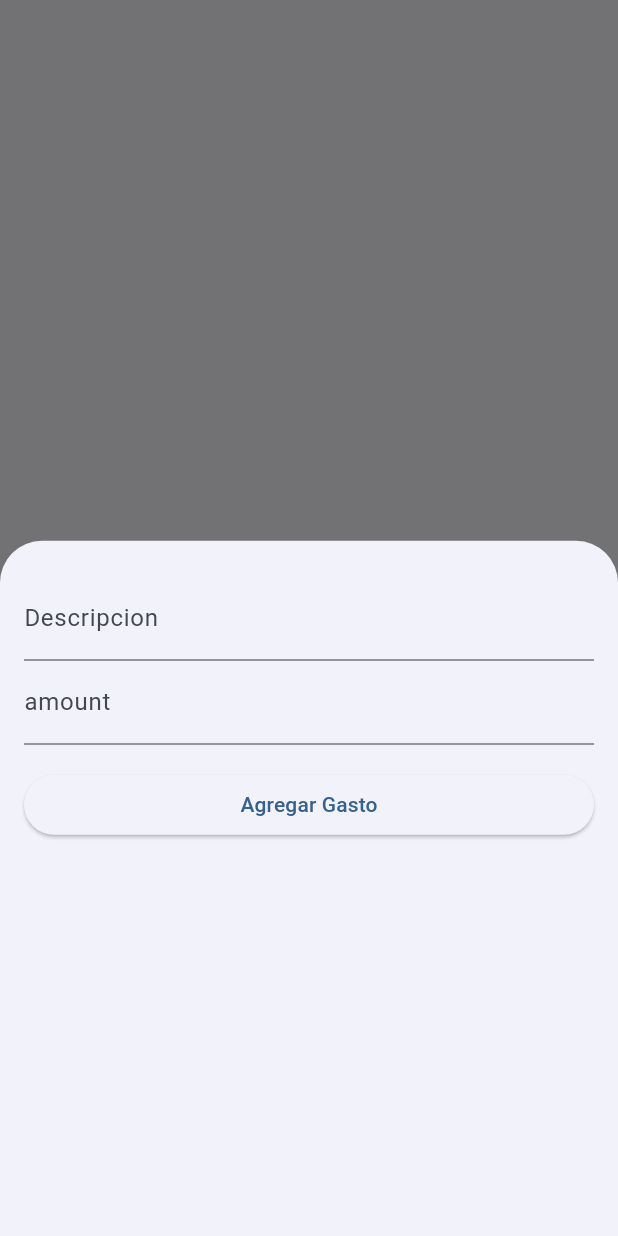
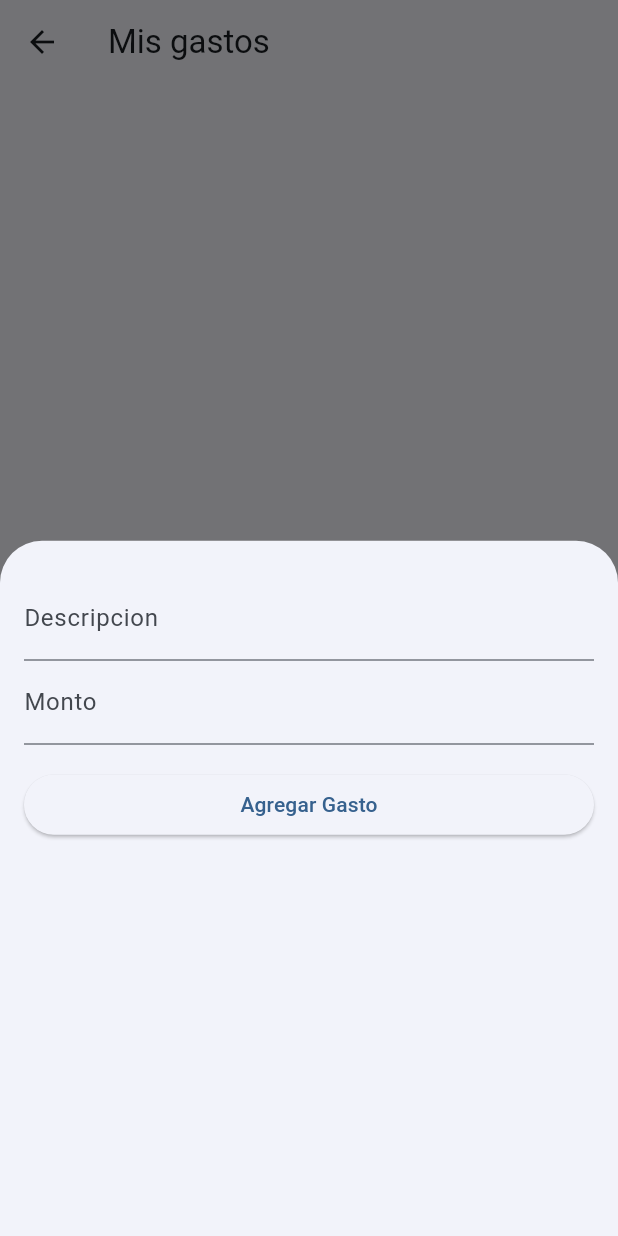
Before and after one commit to paulocrr/my_personal_expenses_app, a Flutter app: the HomePage screen opened directly, after a tap on the "add" icon, on a phone screen of 412 x 824 dp. Run offline on Flutter 3.47's test engine with Material 2 defaults, Android fonts, the phone set to English and light mode, and no system bars; our stand-ins replace cloud_firestore, firebase_auth, firebase_core, form_field_validator, google_sign_in, social_login_buttons; accounts and stored records are empty.

Commit message:
feat: Se termino la lista de gastos

```diff
--- a/lib/core/exceptions/exceptions.dart
+++ b/lib/core/exceptions/exceptions.dart
@@ -3,3 +3,5 @@ class LogInWithGoogleException implements Exception {}
 class LoginException implements Exception {}
 
 class SaveSpentException implements Exception {}
+
+class GetMyExpensesException implements Exception {}
--- a/lib/main.dart
+++ b/lib/main.dart
@@ -1,7 +1,6 @@
 import 'package:firebase_core/firebase_core.dart';
 import 'package:flutter/material.dart';
 import 'package:my_personal_expenses_app/firebase_options.dart';
-import 'package:my_personal_expenses_app/pages/login_page.dart';
 import 'package:my_personal_expenses_app/pages/splash_screen.dart';
 
 void main() async {
--- a/lib/pages/expenses_page.dart
+++ b/lib/pages/expenses_page.dart
@@ -1,7 +1,6 @@
-import 'dart:math';
-
 import 'package:flutter/material.dart';
 import 'package:form_field_validator/form_field_validator.dart';
+import 'package:intl/intl.dart';
 import 'package:my_personal_expenses_app/services/expenses_service.dart';
 
 class ExpensesPage extends StatefulWidget {
@@ -15,13 +14,61 @@ class _ExpensesPageState extends State<ExpensesPage> {
   final _formKey = GlobalKey<FormState>();
   final _descriptionController = TextEditingController();
   final _amountController = TextEditingController();
+  final expensesService = ExpensesService();
 
   @override
   Widget build(BuildContext context) {
     return Scaffold(
-      body: const Center(
-        child: Text('Gastos'),
+      appBar: AppBar(
+        title: const Text('Mis gastos'),
       ),
+      body: FutureBuilder(
+          future: expensesService.getMyExpenses(),
+          builder: (_, snapshot) {
+            if (snapshot.connectionState == ConnectionState.waiting) {
+              return const Center(
+                child: CircularProgressIndicator(),
+              );
+            } else if (snapshot.connectionState == ConnectionState.done) {
+              final data = snapshot.data;
+              if (data != null) {
+                return RefreshIndicator(
+                  onRefresh: () async {
+                    await expensesService.getMyExpenses();
+                    setState(() {});
+                  },
+                  child: ListView(
+                    children: [
+                      ...data.map(
+                        (spent) {
+                          final dateFormat = DateFormat('d, MMM y - H:m')
+                              .format(spent.createdAt);
+                          return ListTile(
+                            title: Text(spent.description),
+                            subtitle: Text(dateFormat),
+                            leading: Text(
+                              'S/ ${spent.amount.toStringAsFixed(2)}',
+                              style:
+                                  const TextStyle(fontWeight: FontWeight.bold),
+                            ),
+                            minLeadingWidth: 56,
+                          );
+                        },
+                      ).toList()
+                    ],
+                  ),
+                );
+              } else {
+                return const Center(
+                  child: Text('No hay data disponible'),
+                );
+              }
+            } else {
+              return const Center(
+                child: Text('Algo salio mal'),
+              );
+            }
+          }),
       floatingActionButton: FloatingActionButton(
         onPressed: () {
           showModalBottomSheet(
@@ -44,8 +91,7 @@ class _ExpensesPageState extends State<ExpensesPage> {
                         ),
                         TextFormField(
                           controller: _amountController,
-                          decoration:
-                              const InputDecoration(labelText: 'amount'),
+                          decoration: const InputDecoration(labelText: 'Monto'),
                           keyboardType: TextInputType.number,
                           validator: RequiredValidator(
                               errorText: 'Este campo es requerido'),
@@ -54,8 +100,6 @@ class _ExpensesPageState extends State<ExpensesPage> {
                         ElevatedButton(
                           onPressed: () async {
                             if (_formKey.currentState?.validate() ?? false) {
-                              final expensesService = ExpensesService();
-
                               try {
                                 await expensesService.saveSpent(
                                   description: _descriptionController.text,
@@ -70,6 +114,11 @@ class _ExpensesPageState extends State<ExpensesPage> {
                                       content: Text('Gasto guardado'),
                                     ),
                                   );
+
+                                  _descriptionController.clear();
+                                  _amountController.clear();
+
+                                  setState(() {});
                                 }
                               } catch (e) {
                                 ScaffoldMessenger.of(context).showSnackBar(
--- a/lib/pages/home_page.dart
+++ b/lib/pages/home_page.dart
@@ -1,7 +1,5 @@
 import 'package:flutter/material.dart';
 import 'package:my_personal_expenses_app/pages/expenses_page.dart';
-import 'package:my_personal_expenses_app/pages/login_page.dart';
-import 'package:my_personal_expenses_app/services/authentication_service.dart';
 
 class HomePage extends StatefulWidget {
   const HomePage({super.key});
@@ -11,7 +9,7 @@ class HomePage extends StatefulWidget {
 }
 
 class _HomePageState extends State<HomePage> {
-  final _listPages = [
+  final _listPages = const [
     ExpensesPage(),
     Text('Programar'),
     Text('Profile'),
--- a/lib/pages/login_page.dart
+++ b/lib/pages/login_page.dart
@@ -17,7 +17,7 @@ class LoginScreen extends StatelessWidget {
             onPressed: () async {
               try {
                 final authenticationService = AuthenticationService();
-                final user = await authenticationService.signInWithGoogle();
+                await authenticationService.signInWithGoogle();
 
                 if (context.mounted) {
                   Navigator.of(context).pushReplacement(
--- a/lib/services/expenses_service.dart
+++ b/lib/services/expenses_service.dart
@@ -7,6 +7,27 @@ import 'package:uuid/uuid.dart';
 class ExpensesService {
   final cloudFirestore = FirebaseFirestore.instance;
   final firebaseAuth = FirebaseAuth.instance;
+
+  Future<List<Spent>> getMyExpenses() async {
+    try {
+      final userId = firebaseAuth.currentUser?.uid;
+
+      if (userId != null) {
+        final result = await cloudFirestore
+            .collection('expenses')
+            .where('userId', isEqualTo: userId)
+            .get();
+
+        final documents = result.docs;
+
+        return documents.map((doc) => Spent.fromJson(doc.data())).toList();
+      } else {
+        throw GetMyExpensesException();
+      }
+    } catch (e) {
+      throw GetMyExpensesException();
+    }
+  }
 
   Future<void> saveSpent({
     required String description,
@@ -22,6 +43,7 @@ class ExpensesService {
           description: description,
           amount: amount,
           userId: userId,
+          createdAt: DateTime.now(),
         );
         await cloudFirestore
             .collection('expenses')
--- a/pubspec.yaml
+++ b/pubspec.yaml
@@ -42,6 +42,7 @@ dependencies:
   uuid: ^3.0.7
   cloud_firestore: ^4.8.1
   form_field_validator: ^1.1.0
+  intl: ^0.18.1
 
 dev_dependencies:
   flutter_test:
```
Also changed, not shown: lib/models/spent.dart (+16 -0 lines), pubspec.lock.
